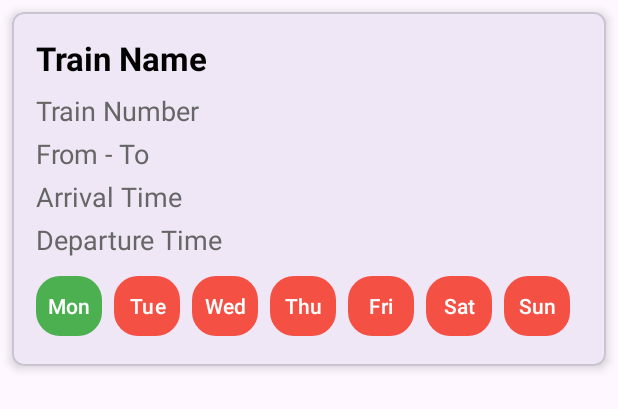
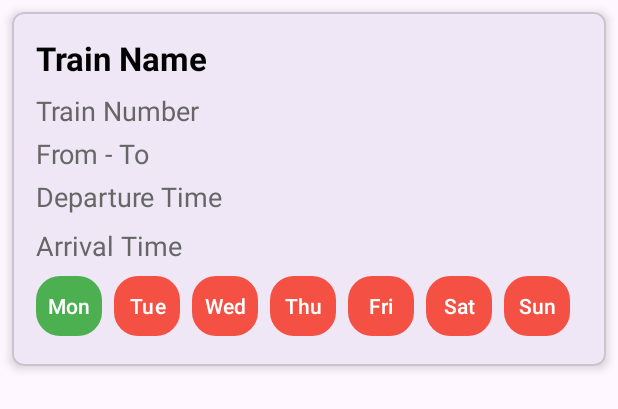
Before and after one commit to atultvarghese/Training-Apps, an Android app: the layout train_layout.xml on its own in the app's theme, with its tools: preview values and no code run, on a phone screen of 412 x 824 dp. Shown: the top 409 px of the screen. Run offline under Robolectric (Android 15) with nearby library versions, the phone set to English and light mode, and no system bars.

```diff
--- a/app/src/main/res/layout/train_layout.xml
+++ b/app/src/main/res/layout/train_layout.xml
@@ -43,6 +43,15 @@
             android:layout_marginBottom="4dp"/>
 
         <com.google.android.material.textview.MaterialTextView
+            android:id="@+id/departTimeTextView"
+            android:layout_width="wrap_content"
+            android:layout_height="wrap_content"
+            android:textSize="18sp"
+            android:text="Departure Time"
+            android:textColor="@color/dark_gray"
+            android:layout_marginBottom="8dp"/>
+
+        <com.google.android.material.textview.MaterialTextView
             android:id="@+id/arriveTimeTextView"
             android:layout_width="wrap_content"
             android:layout_height="wrap_content"
@@ -50,15 +59,6 @@
             android:text="Arrival Time"
             android:textColor="@color/dark_gray"
             android:layout_marginBottom="4dp"/>
-
-        <com.google.android.material.textview.MaterialTextView
-            android:id="@+id/departTimeTextView"
-            android:layout_width="wrap_content"
-            android:layout_height="wrap_content"
-            android:textSize="18sp"
-            android:text="Departure Time"
-            android:textColor="@color/dark_gray"
-            android:layout_marginBottom="8dp"/>
 
         <LinearLayout
             android:id="@+id/daysLayout"
```
Also changed, not shown: app/src/main/java/com/example/trainevide/adapters/TrainsAdapter.kt (+4 -4 lines).
